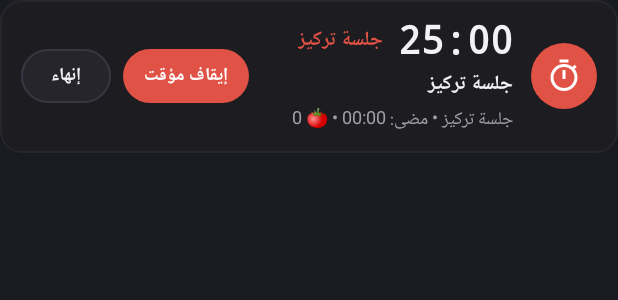
After one commit to zohayrchtouki1-maker/Focus_zohayr-, an Android app built with Jetpack Compose: the layout notification_pomodoro_expanded.xml on its own in the app's theme, with its tools: preview values and no code run, on a phone screen of 412 x 824 dp. The commit adds this screen. Shown: the top 300 px of the screen. Run offline under Robolectric (Android 15) with nearby library versions, the phone set to English and light mode, and no system bars.

Commit message:
feat: support timer resume and fullscreen nav
Add capability to resume timers from notifications and handle deep links to open the full-screen timer directly from notification intents.

```diff
--- a/app/src/main/java/com/example/notifications/FocusTimerReceiver.kt
+++ b/app/src/main/java/com/example/notifications/FocusTimerReceiver.kt
@@ -17,6 +17,7 @@ class FocusTimerReceiver : BroadcastReceiver() {
 
     companion object {
         const val ACTION_TIMER_PAUSE = "com.example.focustodo.ACTION_TIMER_PAUSE"
+        const val ACTION_TIMER_RESUME = "com.example.focustodo.ACTION_TIMER_RESUME"
         const val ACTION_TIMER_STOP = "com.example.focustodo.ACTION_TIMER_STOP"
         const val ACTION_TIMER_COMPLETE_ALARM = "com.example.focustodo.ACTION_TIMER_COMPLETE_ALARM"
         const val ACTION_TASK_REMINDER_ALARM = "com.example.focustodo.ACTION_TASK_REMINDER_ALARM"
@@ -37,9 +38,12 @@ class FocusTimerReceiver : BroadcastReceiver() {
 
         when (action) {
             ACTION_TIMER_PAUSE -> {
-                FocusNotificationManager.cancelOngoingTimerNotification(appContext)
                 FocusNotificationManager.cancelExactTimerCompletionAlarm(appContext)
                 FocusNotificationBus.emit(ExternalNotificationEvent.PauseTimer)
+            }
+
+            ACTION_TIMER_RESUME -> {
+                FocusNotificationBus.emit(ExternalNotificationEvent.ResumeTimer)
             }
 
             ACTION_TIMER_STOP -> {
--- /dev/null
+++ b/app/src/main/res/drawable/bg_notif_badge_coral.xml
@@ -0,0 +1,5 @@
+<?xml version="1.0" encoding="utf-8"?>
+<shape xmlns:android="http://schemas.android.com/apk/res/android"
+    android:shape="oval">
+    <solid android:color="#E05246" />
+</shape>
--- /dev/null
+++ b/app/src/main/res/drawable/bg_notif_btn_coral.xml
@@ -0,0 +1,6 @@
+<?xml version="1.0" encoding="utf-8"?>
+<shape xmlns:android="http://schemas.android.com/apk/res/android"
+    android:shape="rectangle">
+    <solid android:color="#E05246" />
+    <corners android:radius="999dp" />
+</shape>
--- /dev/null
+++ b/app/src/main/res/drawable/bg_notif_btn_secondary.xml
@@ -0,0 +1,9 @@
+<?xml version="1.0" encoding="utf-8"?>
+<shape xmlns:android="http://schemas.android.com/apk/res/android"
+    android:shape="rectangle">
+    <solid android:color="#25252B" />
+    <corners android:radius="999dp" />
+    <stroke
+        android:width="1dp"
+        android:color="#383842" />
+</shape>
--- /dev/null
+++ b/app/src/main/res/drawable/bg_notif_surface_dark.xml
@@ -0,0 +1,9 @@
+<?xml version="1.0" encoding="utf-8"?>
+<shape xmlns:android="http://schemas.android.com/apk/res/android"
+    android:shape="rectangle">
+    <solid android:color="#1C1C21" />
+    <corners android:radius="14dp" />
+    <stroke
+        android:width="1dp"
+        android:color="#26262C" />
+</shape>
--- /dev/null
+++ b/app/src/main/res/drawable/ic_notification_timer.xml
@@ -0,0 +1,9 @@
+<vector xmlns:android="http://schemas.android.com/apk/res/android"
+    android:width="24dp"
+    android:height="24dp"
+    android:viewportWidth="24"
+    android:viewportHeight="24">
+    <path
+        android:fillColor="#FFFFFFFF"
+        android:pathData="M9,1H15V3H9V1ZM11,14H13V8H11V14ZM19.03,7.39L20.45,5.97C20.02,5.46 19.55,4.98 19.04,4.56L17.62,5.98C16.07,4.74 14.12,4 12,4C7.03,4 3,8.03 3,13C3,17.97 7.02,22 12,22C16.98,22 21,17.97 21,13C21,10.88 20.26,8.93 19.03,7.39ZM12,20C8.13,20 5,16.87 5,13C5,9.13 8.13,6 12,6C15.87,6 19,9.13 19,13C19,16.87 15.87,20 12,20Z" />
+</vector>
--- /dev/null
+++ b/app/src/main/res/layout/notification_pomodoro_expanded.xml
@@ -0,0 +1,140 @@
+<?xml version="1.0" encoding="utf-8"?>
+<LinearLayout xmlns:android="http://schemas.android.com/apk/res/android"
+    android:id="@+id/notif_expanded_root"
+    android:layout_width="match_parent"
+    android:layout_height="wrap_content"
+    android:background="@drawable/bg_notif_surface_dark"
+    android:layoutDirection="rtl"
+    android:orientation="vertical"
+    android:paddingStart="14dp"
+    android:paddingTop="12dp"
+    android:paddingEnd="14dp"
+    android:paddingBottom="12dp">
+
+    <!-- Top Row: Leading Coral Red Badge + Primary 26sp Bold Countdown + Inline Details -->
+    <LinearLayout
+        android:layout_width="match_parent"
+        android:layout_height="wrap_content"
+        android:gravity="center_vertical"
+        android:orientation="horizontal">
+
+        <!-- Leading Coral Red Badge on Right in RTL -->
+        <FrameLayout
+            android:id="@+id/notif_leading_badge"
+            android:layout_width="44dp"
+            android:layout_height="44dp"
+            android:background="@drawable/bg_notif_badge_coral">
+
+            <ImageView
+                android:id="@+id/notif_badge_icon"
+                android:layout_width="24dp"
+                android:layout_height="24dp"
+                android:layout_gravity="center"
+                android:contentDescription="@null"
+                android:src="@drawable/ic_notification_timer"
+                android:tint="#FFFFFF" />
+        </FrameLayout>
+
+        <!-- Primary Time Display & Task Title -->
+        <LinearLayout
+            android:layout_width="0dp"
+            android:layout_height="wrap_content"
+            android:layout_marginStart="12dp"
+            android:layout_weight="1"
+            android:orientation="vertical">
+
+            <LinearLayout
+                android:layout_width="match_parent"
+                android:layout_height="wrap_content"
+                android:gravity="center_vertical"
+                android:orientation="horizontal">
+
+                <TextView
+                    android:id="@+id/notif_remaining_time"
+                    android:layout_width="wrap_content"
+                    android:layout_height="wrap_content"
+                    android:fontFamily="monospace"
+                    android:includeFontPadding="false"
+                    android:text="25:00"
+                    android:textColor="#F2F2F5"
+                    android:textDirection="ltr"
+                    android:textSize="26sp"
+                    android:textStyle="bold" />
+
+                <TextView
+                    android:id="@+id/notif_phase_badge"
+                    android:layout_width="wrap_content"
+                    android:layout_height="wrap_content"
+                    android:layout_marginStart="10dp"
+                    android:ellipsize="end"
+                    android:maxLines="1"
+                    android:text="جلسة تركيز"
+                    android:textColor="#E05246"
+                    android:textSize="13sp"
+                    android:textStyle="bold" />
+            </LinearLayout>
+
+            <TextView
+                android:id="@+id/notif_task_title"
+                android:layout_width="match_parent"
+                android:layout_height="wrap_content"
+                android:layout_marginTop="2dp"
+                android:ellipsize="end"
+                android:maxLines="1"
+                android:text="جلسة تركيز"
+                android:textColor="#F2F2F5"
+                android:textSize="13sp"
+                android:textStyle="bold" />
+
+            <TextView
+                android:id="@+id/notif_secondary_details"
+                android:layout_width="match_parent"
+                android:layout_height="wrap_content"
+                android:layout_marginTop="2dp"
+                android:ellipsize="end"
+                android:includeFontPadding="false"
+                android:maxLines="1"
+                android:text="جلسة تركيز • مضى: 00:00 • 🍅 0"
+                android:textColor="#A0A0AB"
+                android:textSize="12sp" />
+        </LinearLayout>
+
+        <!-- Opposite-End Quick Action Control Buttons -->
+        <LinearLayout
+            android:layout_width="wrap_content"
+            android:layout_height="wrap_content"
+            android:layout_marginStart="8dp"
+            android:gravity="center_vertical"
+            android:orientation="horizontal">
+
+            <TextView
+                android:id="@+id/notif_btn_pause_resume"
+                android:layout_width="wrap_content"
+                android:layout_height="36dp"
+                android:background="@drawable/bg_notif_btn_coral"
+                android:gravity="center"
+                android:minWidth="80dp"
+                android:paddingStart="14dp"
+                android:paddingEnd="14dp"
+                android:text="إيقاف مؤقت"
+                android:textColor="#FFFFFF"
+                android:textSize="12sp"
+                android:textStyle="bold" />
+
+            <TextView
+                android:id="@+id/notif_btn_stop"
+                android:layout_width="wrap_content"
+                android:layout_height="36dp"
+                android:layout_marginStart="8dp"
+                android:background="@drawable/bg_notif_btn_secondary"
+                android:gravity="center"
+                android:minWidth="60dp"
+                android:paddingStart="12dp"
+                android:paddingEnd="12dp"
+                android:text="إنهاء"
+                android:textColor="#F2F2F5"
+                android:textSize="12sp"
+                android:textStyle="bold" />
+        </LinearLayout>
+    </LinearLayout>
+</LinearLayout>
```
Also changed, not shown: app/src/main/java/com/example/MainActivity.kt (+21 -0 lines), app/src/main/java/com/example/notifications/FocusNotificationManager.kt (+86 -25 lines), app/src/main/java/com/example/viewmodel/FocusTodoViewModel.kt (+21 -4 lines), app/src/main/res/layout/notification_pomodoro_collapsed.xml (added, +121 -0 lines), 1 other file.
